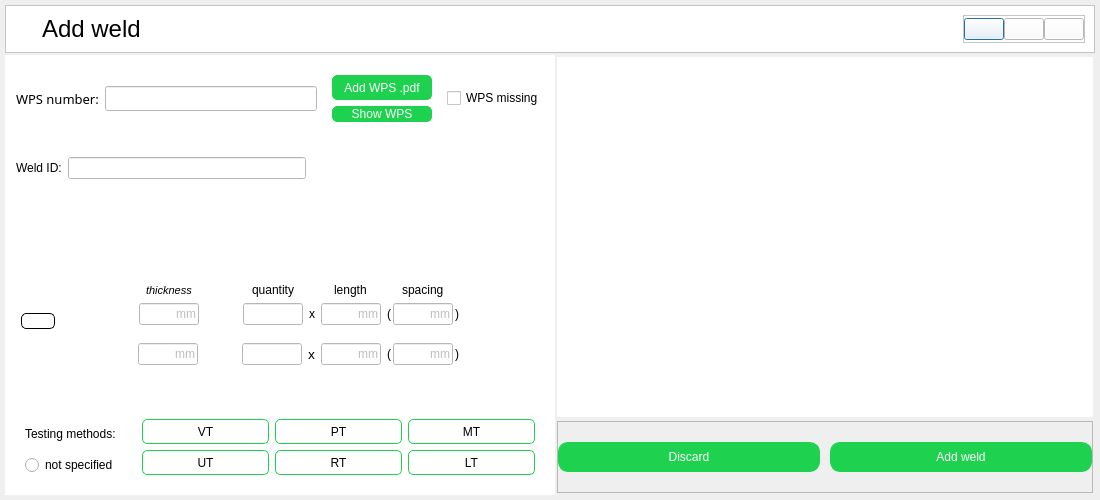
krzysiek-droid/Deki-Desktop-App, file DekiApp_pyqt5/Screens/new_weld_UI.ui: the form before one commit.
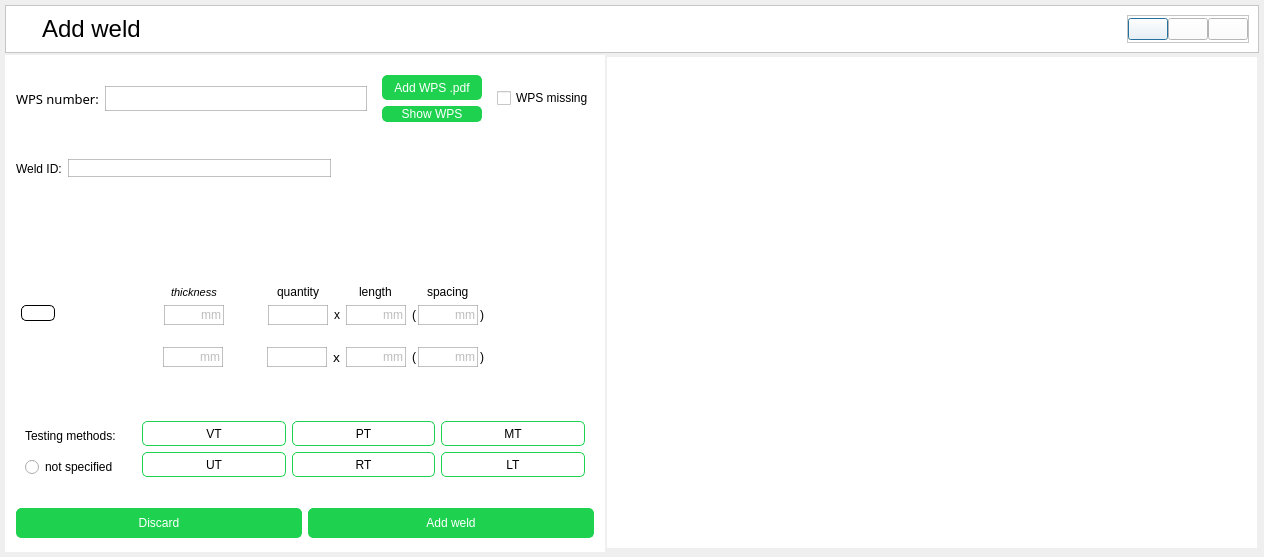
The form after the commit. Icons and pictures are not drawn.

```diff
--- a/DekiApp_pyqt5/Screens/new_weld_UI.ui
+++ b/DekiApp_pyqt5/Screens/new_weld_UI.ui
@@ -6,8 +6,8 @@
    <rect>
     <x>0</x>
     <y>0</y>
-    <width>1100</width>
-    <height>500</height>
+    <width>1264</width>
+    <height>557</height>
    </rect>
   </property>
   <property name="sizePolicy">
@@ -234,6 +234,18 @@
          </property>
          <item>
           <widget class="QWidget" name="leftSidedContent" native="true">
+           <property name="sizePolicy">
+            <sizepolicy hsizetype="Fixed" vsizetype="Preferred">
+             <horstretch>0</horstretch>
+             <verstretch>0</verstretch>
+            </sizepolicy>
+           </property>
+           <property name="minimumSize">
+            <size>
+             <width>600</width>
+             <height>480</height>
+            </size>
+           </property>
            <layout class="QVBoxLayout" name="verticalLayout_2">
             <property name="spacing">
              <number>0</number>
@@ -309,6 +321,7 @@
 QLineEdit{
 	background-color: (245, 245, 245);
 	color: rgb(121, 121, 121);
+	border: 1px solid rgba(150, 150, 150, 150);
 }
 
 QPushButton{
@@ -554,7 +567,7 @@
                           <property name="sizeHint" stdset="0">
                            <size>
                             <width>20</width>
-                            <height>30</height>
+                            <height>20</height>
                            </size>
                           </property>
                          </spacer>
@@ -1782,6 +1795,69 @@
                     </layout>
                    </widget>
                   </item>
+                  <item>
+                   <widget class="QFrame" name="frame_5">
+                    <property name="frameShape">
+                     <enum>QFrame::StyledPanel</enum>
+                    </property>
+                    <property name="frameShadow">
+                     <enum>QFrame::Raised</enum>
+                    </property>
+                    <layout class="QHBoxLayout" name="horizontalLayout_3">
+                     <item>
+                      <widget class="QPushButton" name="pushButton_2">
+                       <property name="minimumSize">
+                        <size>
+                         <width>0</width>
+                         <height>30</height>
+                        </size>
+                       </property>
+                       <property name="styleSheet">
+                        <string notr="true">QPushButton{
+	font: 75 10pt &quot;Arial&quot; bold;
+	color: rgb(255, 255, 255);
+	border-radius: 5px;
+	border: 1px solid rgb(30, 210, 80);
+	background-color: rgb(30, 210, 80);
+}</string>
+                       </property>
+                       <property name="text">
+                        <string>Discard</string>
+                       </property>
+                      </widget>
+                     </item>
+                     <item>
+                      <widget class="QPushButton" name="addConstructionBtn">
+                       <property name="enabled">
+                        <bool>false</bool>
+                       </property>
+                       <property name="minimumSize">
+                        <size>
+                         <width>160</width>
+                         <height>30</height>
+                        </size>
+                       </property>
+                       <property name="styleSheet">
+                        <string notr="true">QPushButton{
+	font: 75 10pt &quot;Arial&quot; bold;
+	color: rgb(255, 255, 255);
+	border-radius: 5px;
+	border: 1px solid rgb(30, 210, 80);
+	background-color: rgb(30, 210, 80);
+}</string>
+                       </property>
+                       <property name="text">
+                        <string>Add weld</string>
+                       </property>
+                       <property name="icon">
+                        <iconset resource="../resources.qrc">
+                         <normaloff>:/Icons/Icons/send.svg</normaloff>:/Icons/Icons/send.svg</iconset>
+                       </property>
+                      </widget>
+                     </item>
+                    </layout>
+                   </widget>
+                  </item>
                  </layout>
                 </widget>
                </item>
@@ -1838,13 +1914,13 @@
                  <property name="sizePolicy">
                   <sizepolicy hsizetype="Preferred" vsizetype="Preferred">
                    <horstretch>0</horstretch>
-                   <verstretch>0</verstretch>
+                   <verstretch>2</verstretch>
                   </sizepolicy>
                  </property>
                  <property name="minimumSize">
                   <size>
-                   <width>500</width>
-                   <height>360</height>
+                   <width>650</width>
+                   <height>450</height>
                   </size>
                  </property>
                  <property name="styleSheet">
@@ -1855,75 +1931,6 @@
               </layout>
              </widget>
             </item>
-            <item>
-             <widget class="QFrame" name="buttons_3">
-              <property name="styleSheet">
-               <string notr="true">QPushButton{
-	font: 75 10pt &quot;Arial&quot; bold;
-	color: rgb(255, 255, 255);
-	border: 1px solid rgb(30, 210, 80);
-	border-radius: 10px;
-	background-color: rgb(30, 210, 80);
-}</string>
-              </property>
-              <property name="frameShape">
-               <enum>QFrame::StyledPanel</enum>
-              </property>
-              <property name="frameShadow">
-               <enum>QFrame::Raised</enum>
-              </property>
-              <layout class="QHBoxLayout" name="horizontalLayout_39">
-               <property name="spacing">
-                <number>10</number>
-               </property>
-               <property name="leftMargin">
-                <number>0</number>
-               </property>
-               <property name="topMargin">
-                <number>0</number>
-               </property>
-               <property name="rightMargin">
-                <number>0</number>
-               </property>
-               <property name="bottomMargin">
-                <number>0</number>
-               </property>
-               <item>
-                <widget class="QPushButton" name="pushButton_2">
-                 <property name="minimumSize">
-                  <size>
-                   <width>0</width>
-                   <height>30</height>
-                  </size>
-                 </property>
-                 <property name="text">
-                  <string>Discard</string>
-                 </property>
-                </widget>
-               </item>
-               <item>
-                <widget class="QPushButton" name="addConstructionBtn">
-                 <property name="enabled">
-                  <bool>false</bool>
-                 </property>
-                 <property name="minimumSize">
-                  <size>
-                   <width>160</width>
-                   <height>30</height>
-                  </size>
-                 </property>
-                 <property name="text">
-                  <string>Add weld</string>
-                 </property>
-                 <property name="icon">
-                  <iconset resource="../resources.qrc">
-                   <normaloff>:/Icons/Icons/send.svg</normaloff>:/Icons/Icons/send.svg</iconset>
-                 </property>
-                </widget>
-               </item>
-              </layout>
-             </widget>
-            </item>
            </layout>
           </widget>
          </item>
```
Left out of the diff: 2 changed lines with no effect on the pictures.
